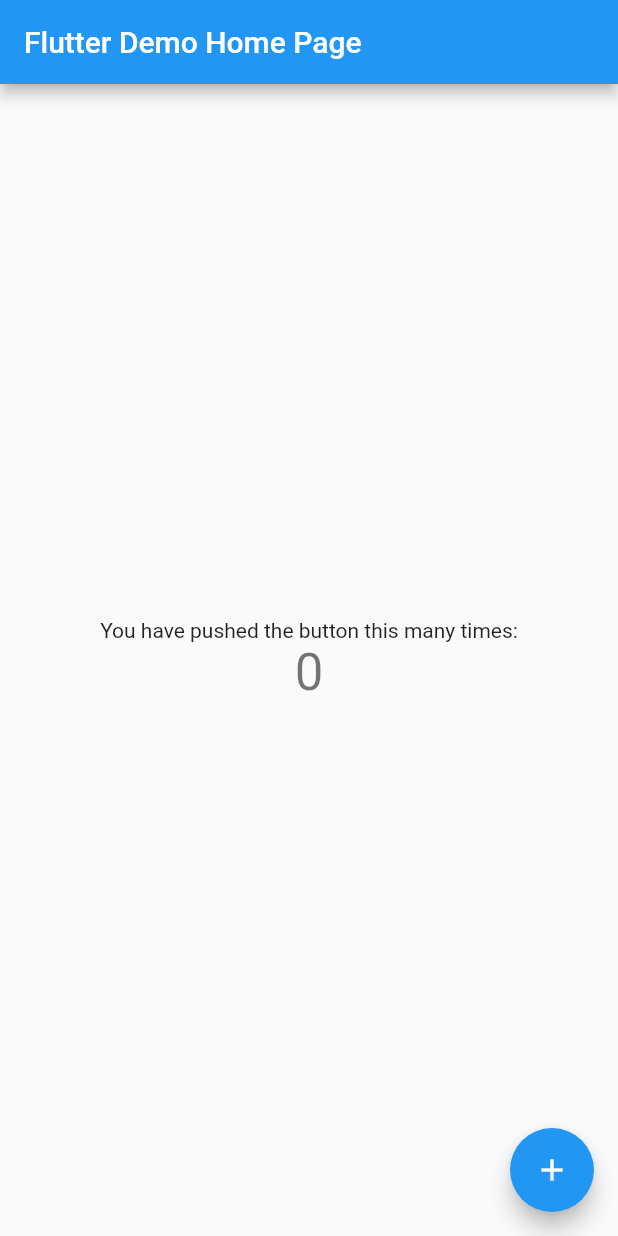
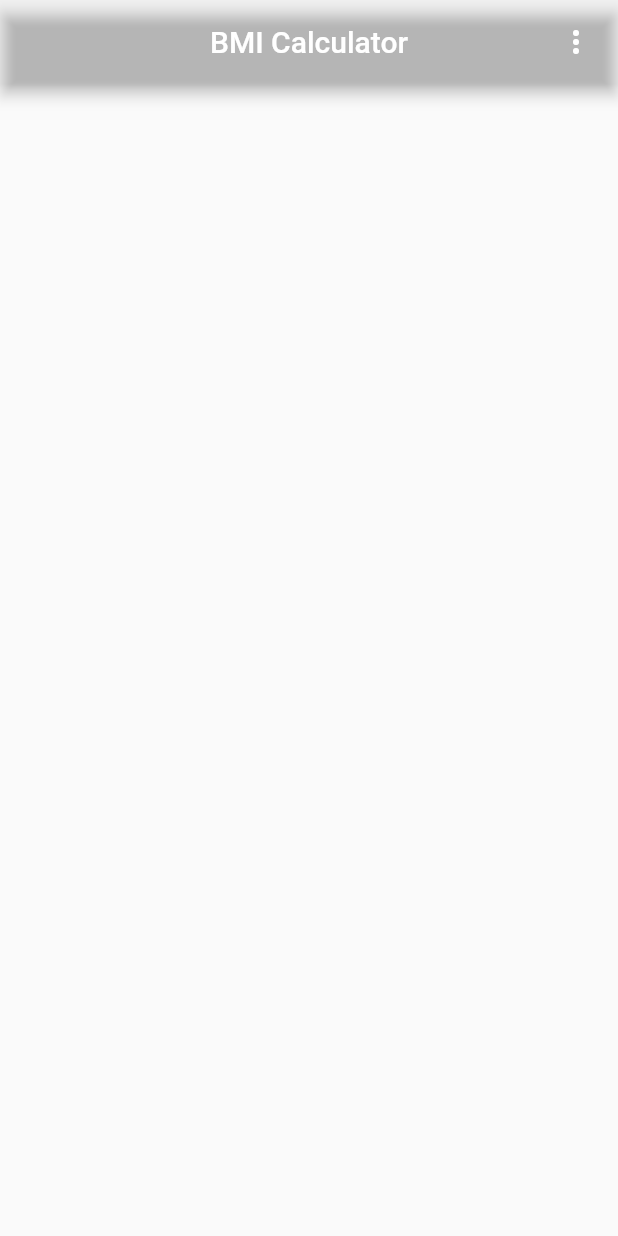
Before and after one commit to sandesh101/BMI-Calculator, a Flutter app: the screen it shows after launch, on a phone screen of 412 x 824 dp. Run offline on Flutter 3.47's test engine with Material 2 defaults, Android fonts, the phone set to English and light mode, and no system bars.

Commit message:
Appbar Added

```diff
--- /dev/null
+++ b/lib/bmi.dart
@@ -0,0 +1,25 @@
+import 'package:flutter/material.dart';
+
+class BmiUI extends StatefulWidget {
+  @override
+  _BmiUIState createState() => _BmiUIState();
+}
+
+class _BmiUIState extends State<BmiUI> {
+  @override
+  Widget build(BuildContext context) {
+    return Scaffold(
+      appBar: AppBar(
+        backgroundColor: Colors.transparent,
+        title: Text('BMI Calculator'),
+        centerTitle: true,
+        actions: [
+          Padding(
+            padding: const EdgeInsets.only(right: 16.0),
+            child: Icon(Icons.more_vert),
+          )
+        ],
+      ),
+    );
+  }
+}
--- a/lib/main.dart
+++ b/lib/main.dart
@@ -1,113 +1,16 @@
 import 'package:flutter/material.dart';
 
-void main() {
-  runApp(MyApp());
-}
+import 'bmi.dart';
 
-class MyApp extends StatelessWidget {
-  // This widget is the root of your application.
+void main() => runApp(Bmi());
+
+class Bmi extends StatelessWidget {
   @override
   Widget build(BuildContext context) {
     return MaterialApp(
-      title: 'Flutter Demo',
-      theme: ThemeData(
-        // This is the theme of your application.
-        //
-        // Try running your application with "flutter run". You'll see the
-        // application has a blue toolbar. Then, without quitting the app, try
-        // changing the primarySwatch below to Colors.green and then invoke
-        // "hot reload" (press "r" in the console where you ran "flutter run",
-        // or simply save your changes to "hot reload" in a Flutter IDE).
-        // Notice that the counter didn't reset back to zero; the application
-        // is not restarted.
-        primarySwatch: Colors.blue,
-      ),
-      home: MyHomePage(title: 'Flutter Demo Home Page'),
+      debugShowCheckedModeBanner: false,
+      title: 'BMI Calculator',
+      home: BmiUI(),
     );
   }
 }
-
-class MyHomePage extends StatefulWidget {
-  MyHomePage({Key? key, required this.title}) : super(key: key);
-
-  // This widget is the home page of your application. It is stateful, meaning
-  // that it has a State object (defined below) that contains fields that affect
-  // how it looks.
-
-  // This class is the configuration for the state. It holds the values (in this
-  // case the title) provided by the parent (in this case the App widget) and
-  // used by the build method of the State. Fields in a Widget subclass are
-  // always marked "final".
-
-  final String title;
-
-  @override
-  _MyHomePageState createState() => _MyHomePageState();
-}
-
-class _MyHomePageState extends State<MyHomePage> {
-  int _counter = 0;
-
-  void _incrementCounter() {
-    setState(() {
-      // This call to setState tells the Flutter framework that something has
-      // changed in this State, which causes it to rerun the build method below
-      // so that the display can reflect the updated values. If we changed
-      // _counter without calling setState(), then the build method would not be
-      // called again, and so nothing would appear to happen.
-      _counter++;
-    });
-  }
-
-  @override
-  Widget build(BuildContext context) {
-    // This method is rerun every time setState is called, for instance as done
-    // by the _incrementCounter method above.
-    //
-    // The Flutter framework has been optimized to make rerunning build methods
-    // fast, so that you can just rebuild anything that needs updating rather
-    // than having to individually change instances of widgets.
-    return Scaffold(
-      appBar: AppBar(
-        // Here we take the value from the MyHomePage object that was created by
-        // the App.build method, and use it to set our appbar title.
-        title: Text(widget.title),
-      ),
-      body: Center(
-        // Center is a layout widget. It takes a single child and positions it
-        // in the middle of the parent.
-        child: Column(
-          // Column is also a layout widget. It takes a list of children and
-          // arranges them vertically. By default, it sizes itself to fit its
-          // children horizontally, and tries to be as tall as its parent.
-          //
-          // Invoke "debug painting" (press "p" in the console, choose the
-          // "Toggle Debug Paint" action from the Flutter Inspector in Android
-          // Studio, or the "Toggle Debug Paint" command in Visual Studio Code)
-          // to see the wireframe for each widget.
-          //
-          // Column has various properties to control how it sizes itself and
-          // how it positions its children. Here we use mainAxisAlignment to
-          // center the children vertically; the main axis here is the vertical
-          // axis because Columns are vertical (the cross axis would be
-          // horizontal).
-          mainAxisAlignment: MainAxisAlignment.center,
-          children: <Widget>[
-            Text(
-              'You have pushed the button this many times:',
-            ),
-            Text(
-              '$_counter',
-              style: Theme.of(context).textTheme.headline4,
-            ),
-          ],
-        ),
-      ),
-      floatingActionButton: FloatingActionButton(
-        onPressed: _incrementCounter,
-        tooltip: 'Increment',
-        child: Icon(Icons.add),
-      ), // This trailing comma makes auto-formatting nicer for build methods.
-    );
-  }
-}
```
Also changed, not shown: 1 other file.
